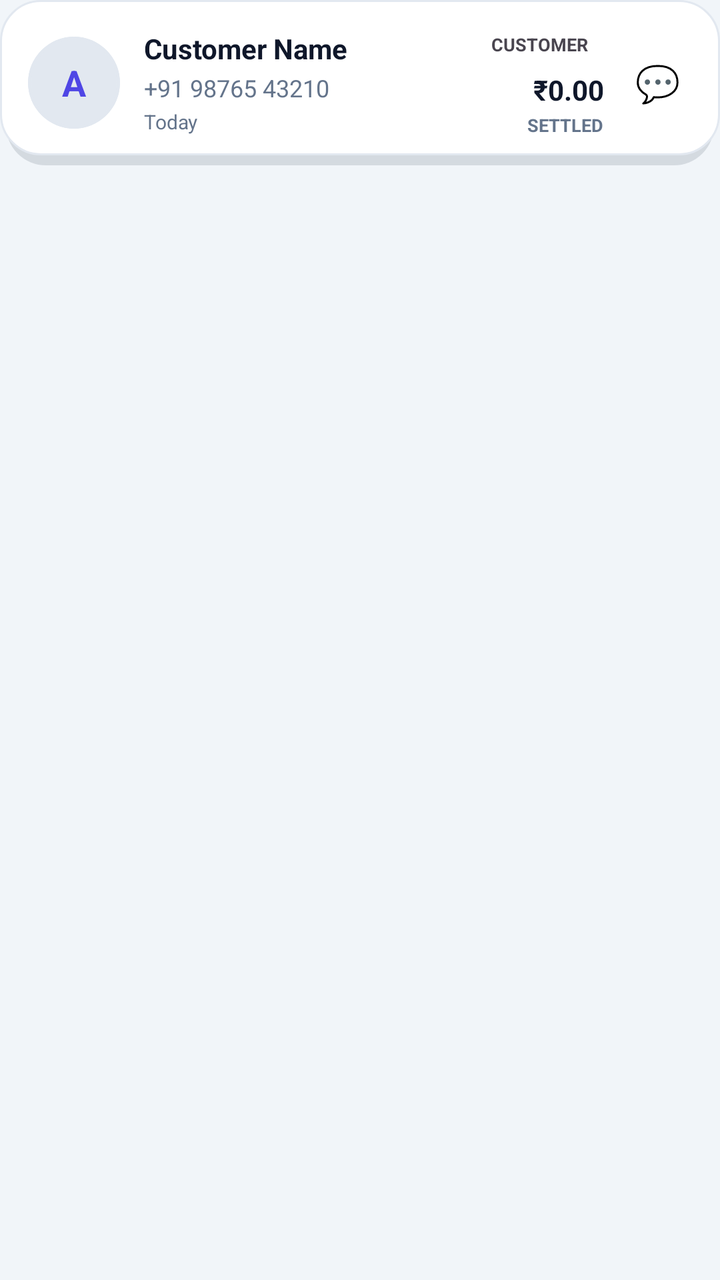
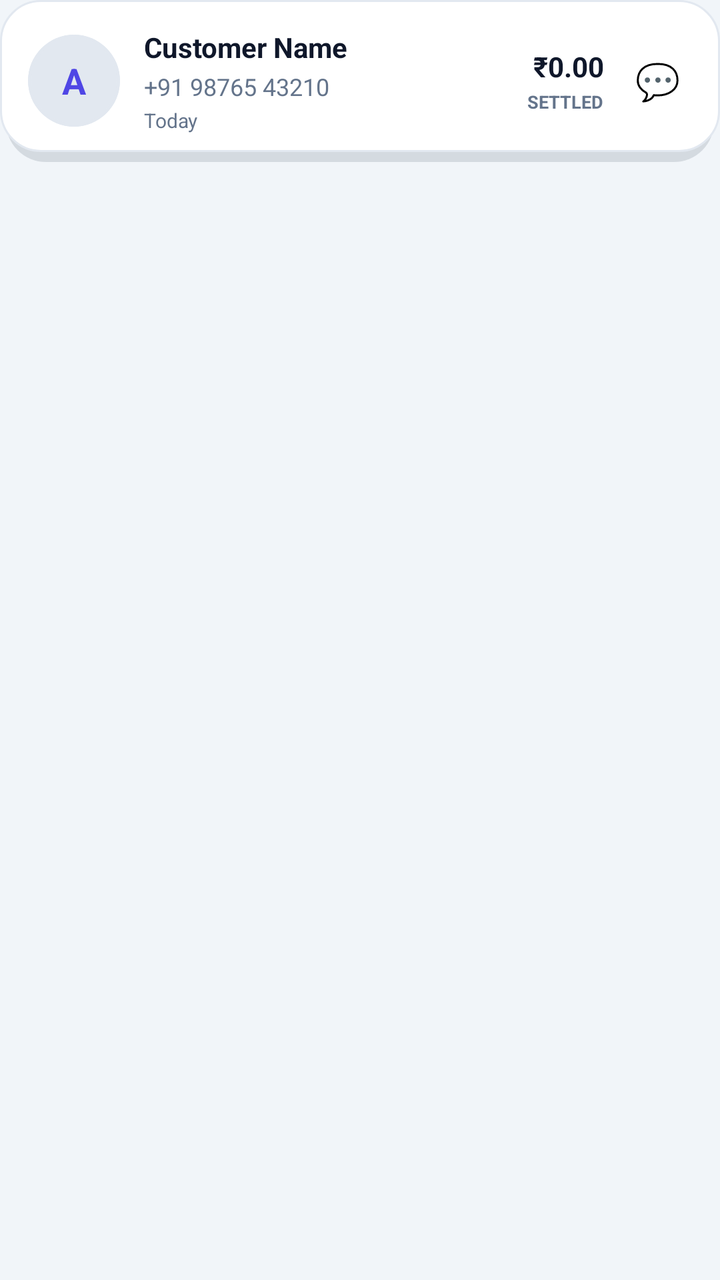

An Android layout rendered at two revisions. The XML below is the earlier revision; the diff shows what the commit changed to produce the second picture.
<!-- AndroidManifest.xml: application theme Theme.BachatKhata -->
<!-- res/layout/item_customer.xml -->
<?xml version="1.0" encoding="utf-8"?>
<com.google.android.material.card.MaterialCardView xmlns:android="http://schemas.android.com/apk/res/android"
    xmlns:app="http://schemas.android.com/apk/res-auto"
    android:id="@+id/cardCustomer"
    style="@style/ClayCard"
    app:cardElevation="0dp"
    app:cardBackgroundColor="@android:color/transparent"
    app:strokeWidth="0dp"
    app:cardCornerRadius="0dp"
    android:layout_width="match_parent"
    android:layout_height="wrap_content"
    android:layout_marginHorizontal="16dp"
    android:layout_marginVertical="5dp"
    android:clickable="true"
    android:focusable="true">

    <LinearLayout
        android:layout_width="match_parent"
        android:layout_height="wrap_content"
        android:orientation="horizontal"
        android:gravity="center_vertical"
        android:background="@drawable/bg_card_3d"
        android:padding="14dp">

        
        <com.google.android.material.card.MaterialCardView
            android:id="@+id/cardAvatar"
            android:layout_width="46dp"
            android:layout_height="46dp"
            app:cardCornerRadius="23dp"
            app:cardElevation="0dp"
            app:strokeWidth="1.5dp"
            app:strokeColor="@color/colorCardBorder">

            <FrameLayout
                android:id="@+id/layoutAvatarBg"
                android:layout_width="match_parent"
                android:layout_height="match_parent"
                android:background="@color/colorCardBorder">

                <TextView
                    android:id="@+id/txtAvatarLetter"
                    android:layout_width="wrap_content"
                    android:layout_height="wrap_content"
                    android:layout_gravity="center"
                    android:text="A"
                    android:textColor="@color/colorPrimary"
                    android:textSize="18sp"
                    android:textStyle="bold" />
            </FrameLayout>
        </com.google.android.material.card.MaterialCardView>

        
        <LinearLayout
            android:layout_width="0dp"
            android:layout_height="wrap_content"
            android:layout_weight="1"
            android:layout_marginHorizontal="12dp"
            android:orientation="vertical">

            <TextView
                android:id="@+id/txtCustomerName"
                android:layout_width="wrap_content"
                android:layout_height="wrap_content"
                android:text="Customer Name"
                android:textColor="@color/colorTextPrimary"
                android:textSize="14sp"
                android:textStyle="bold"
                android:maxLines="1"
                android:ellipsize="end" />

            <TextView
                android:id="@+id/txtCustomerPhone"
                android:layout_width="wrap_content"
                android:layout_height="wrap_content"
                android:layout_marginTop="2dp"
                android:text="+91 98765 43210"
                android:textColor="@color/colorTextSecondary"
                android:textSize="12sp" />

            <TextView
                android:id="@+id/txtLastActivity"
                android:layout_width="wrap_content"
                android:layout_height="wrap_content"
                android:layout_marginTop="2dp"
                android:text="Today"
                android:textColor="@color/colorTextSecondary"
                android:textSize="10sp" />
        </LinearLayout>

        
        <LinearLayout
            android:layout_width="wrap_content"
            android:layout_height="wrap_content"
            android:orientation="vertical"
            android:gravity="end"
            android:layout_marginEnd="10dp">

            
            <TextView
                android:id="@+id/txtTypeBadge"
                android:layout_width="wrap_content"
                android:layout_height="wrap_content"
                android:layout_gravity="end"
                android:layout_marginBottom="5dp"
                android:paddingStart="8dp"
                android:paddingEnd="8dp"
                android:paddingTop="2dp"
                android:paddingBottom="2dp"
                android:text="CUSTOMER"
                android:textSize="9sp"
                android:textStyle="bold" />

            
            <TextView
                android:id="@+id/txtCustomerBalance"
                android:layout_width="wrap_content"
                android:layout_height="wrap_content"
                android:layout_gravity="end"
                android:text="₹0.00"
                android:textColor="@color/colorTextPrimary"
                android:textSize="14sp"
                android:textStyle="bold" />

            
            <TextView
                android:id="@+id/txtCustomerBalanceLabel"
                android:layout_width="wrap_content"
                android:layout_height="wrap_content"
                android:layout_gravity="end"
                android:layout_marginTop="2dp"
                android:text="SETTLED"
                android:textColor="@color/colorTextSecondary"
                android:textSize="9sp"
                android:textStyle="bold" />
        </LinearLayout>

        
        <FrameLayout
            android:id="@+id/btnWhatsApp"
            android:layout_width="34dp"
            android:layout_height="34dp"
            android:clickable="true"
            android:focusable="true"
            android:background="?attr/selectableItemBackgroundBorderless">

            <TextView
                android:layout_width="wrap_content"
                android:layout_height="wrap_content"
                android:layout_gravity="center"
                android:text="💬"
                android:textSize="18sp" />
        </FrameLayout>

    </LinearLayout>
</com.google.android.material.card.MaterialCardView>
<!-- resources referenced by this layout -->
<resources>
  <color name="colorCardBorder">#E2E8F0</color>
  <color name="colorPrimary">#4F46E5</color>
  <color name="colorTextPrimary">#0F172A</color>
  <color name="colorTextSecondary">#64748B</color>
  <!-- drawable bg_card_3d (drawable) -->
  <?xml version="1.0" encoding="utf-8"?>
  <layer-list xmlns:android="http://schemas.android.com/apk/res/android">
  
      
      <item android:left="3dp" android:right="3dp" android:top="4dp" android:bottom="0dp">
          <shape android:shape="rectangle">
              <solid android:color="@color/colorShadow" />
              <corners android:radius="20dp" />
          </shape>
      </item>
  
      
      <item android:bottom="5dp">
          <shape android:shape="rectangle">
              <solid android:color="@color/colorSurface" />
              <corners android:radius="20dp" />
              <stroke android:width="1dp" android:color="@color/colorCardBorder" />
          </shape>
      </item>
  </layer-list>
  <style name="ClayCard" parent="Widget.Material3.CardView.Elevated">
          <item name="cardCornerRadius">@dimen/clay_card_radius</item>
          <item name="cardElevation">10dp</item>
          <item name="android:stateListAnimator">@null</item>
          <item name="strokeColor">@color/colorCardBorder</item>
          <item name="strokeWidth">1dp</item>
          <item name="cardBackgroundColor">@color/colorSurface</item>
          <item name="android:outlineSpotShadowColor" tools:targetApi="p">@color/colorPrimary</item>
          <item name="android:outlineAmbientShadowColor" tools:targetApi="p">@color/colorPrimary</item>
      </style>
  <style name="Theme.BachatKhata" parent="Base.Theme.BachatKhata" />
  <color name="colorShadow">#26334155</color>
  <color name="colorSurface">#FFFFFF</color>
  <dimen name="clay_card_radius">20dp</dimen>
  <style name="Base.Theme.BachatKhata" parent="Theme.Material3.Light.NoActionBar">
          
          <item name="colorPrimary">@color/colorPrimary</item>
          <item name="colorOnPrimary">@color/colorOnPrimary</item>
          <item name="colorSecondary">@color/colorSecondary</item>
          <item name="colorError">@color/colorDanger</item>
          <item name="android:windowBackground">@color/colorBackground</item>
          <item name="colorSurface">@color/colorSurface</item>
          <item name="android:colorBackground">@color/colorBackground</item>
          <item name="colorOnSurface">@color/colorTextPrimary</item>
  
          
          <item name="android:statusBarColor">@color/colorBackground</item>
          <item name="android:windowLightStatusBar" tools:targetApi="m">true</item>
          <item name="android:navigationBarColor">@color/colorBackground</item>
      </style>
  <color name="colorOnPrimary">#FFFFFF</color>
  <color name="colorSecondary">#14B8A6</color>
  <color name="colorDanger">#DC2626</color>
  <color name="colorBackground">#F1F5F9</color>
</resources>

<!-- the commit's change to res/layout/item_customer.xml (unified diff, before → after) -->
@@ -98,21 +98,6 @@
 
             
             <TextView
-                android:id="@+id/txtTypeBadge"
-                android:layout_width="wrap_content"
-                android:layout_height="wrap_content"
-                android:layout_gravity="end"
-                android:layout_marginBottom="5dp"
-                android:paddingStart="8dp"
-                android:paddingEnd="8dp"
-                android:paddingTop="2dp"
-                android:paddingBottom="2dp"
-                android:text="CUSTOMER"
-                android:textSize="9sp"
-                android:textStyle="bold" />
-
-            
-            <TextView
                 android:id="@+id/txtCustomerBalance"
                 android:layout_width="wrap_content"
                 android:layout_height="wrap_content"
